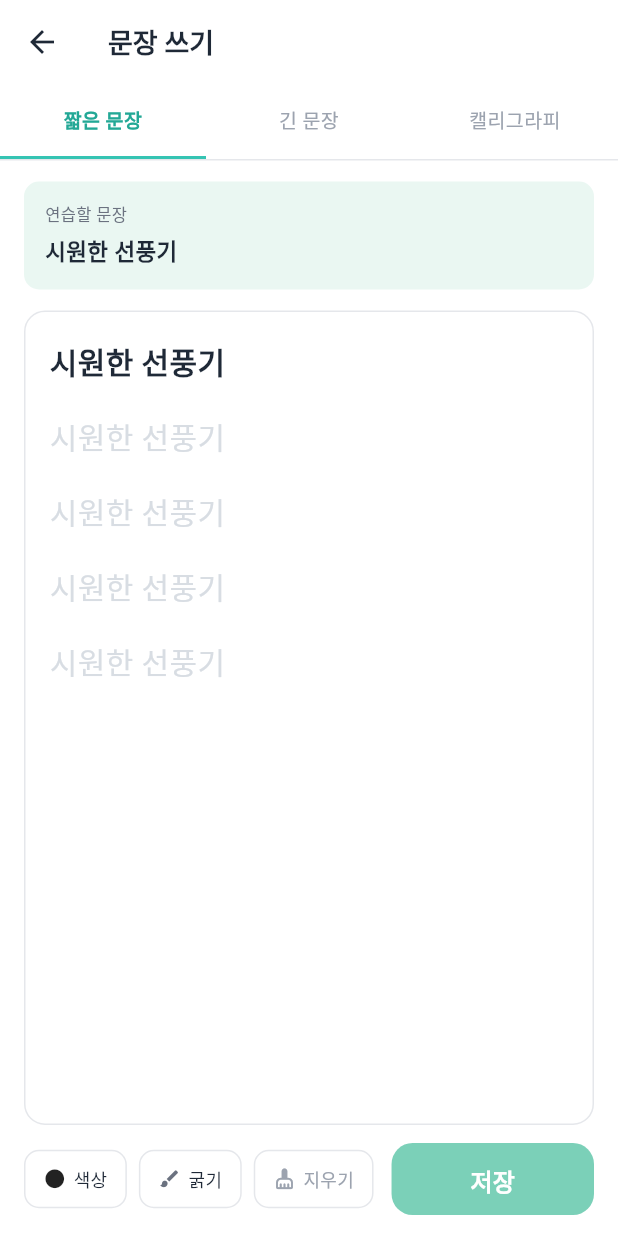
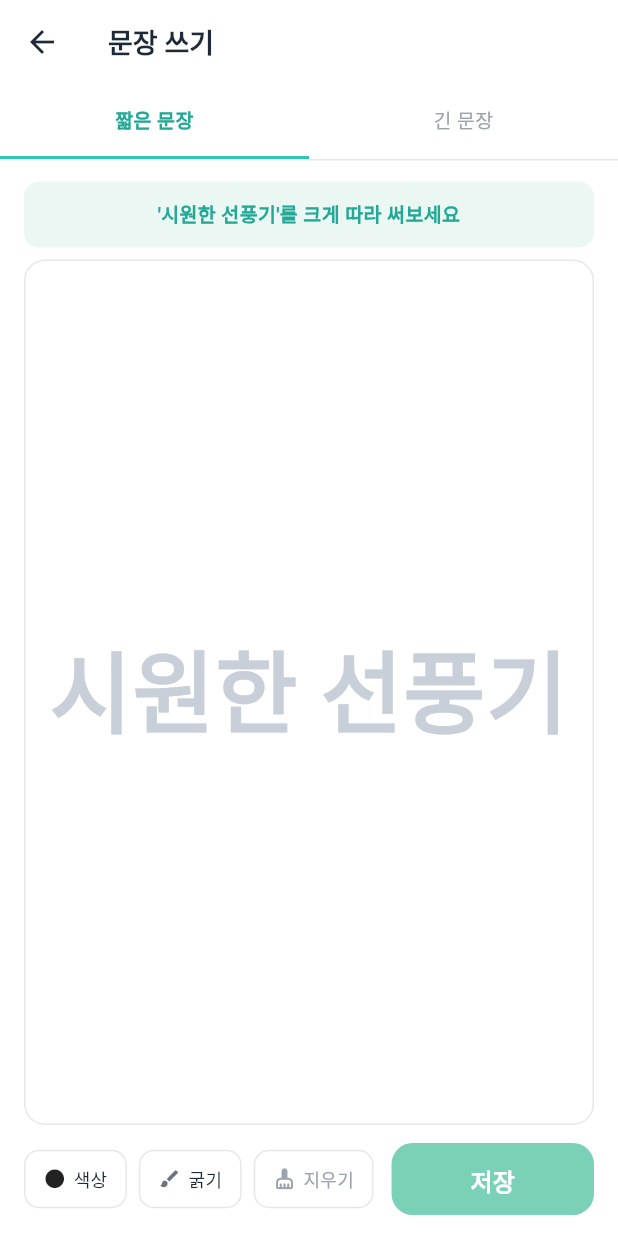
Before and after one commit to gmldbs3104/2026-hanium-project, a Flutter app: the SentencePracticeScreen screen opened by its route, on a phone screen of 412 x 824 dp. Run offline on Flutter 3.47's test engine with Material 3 defaults, Android fonts, the phone set to English and light mode, and no system bars; our stand-ins replace camera, firebase_analytics, firebase_auth, firebase_core, flutter_riverpod, go_router and 2 more; missing offline and left inert: dart:html; accounts and stored records are empty; network calls fail.

Commit message:
프론트: 문장 쓰기·성장 그래프 버그 수정, 캔버스 상세 정보 보강, 이미지 재촬영 버그 수정
- 문장 쓰기 가이드를 1회만 FittedBox로 확대 표시(짧은/긴 문장 공통), 캘리그라피 탭 제거
- 성장 그래프 CustomPaint 폭이 0으로 붕괴해 세로 선처럼 보이던 버그 수정
- 캔버스 상세 시트에 누락됐던 획방향·기울기 교정 문구 노출, 낱자 연습(성분 박스 없음)도
  캔버스 탭으로 상세 시트를 열 수 있도록 폴백 추가
- 이미지 모드 피드백 로딩 실패 시 "다시 시도"가 같은 실패를 반복하던 것을 "다시 촬영"으로
  바꿔 촬영 화면으로 복귀하도록 수정
- git 병합(632d461) 반영: 이미지 모드 바운딩 박스·채점 문구는 서버 판정 기반 원격 버전 채택
- DATA_FLOW.md/ai/STATUS.md의 낡은 "미해결" 서술을 실제 코드 상태에 맞게 갱신,
  backend/AI 쪽 미해결 3건(char_positions 스키마, 그룹핑 위치 매칭, 낱자 크기 채점)은
  FRONTEND_CHANGE.md에 정확한 수정 위치까지 기록만 하고 코드는 손대지 않음

Co-Authored-By: Claude Sonnet 5 <noreply@anthropic.com>
Claude-Session: https://claude.ai/code/session_01LF4xLX4GNhXCauYhTqHSDq

```diff
--- a/frontend/lib/features/practice/screens/sentence_practice_screen.dart
+++ b/frontend/lib/features/practice/screens/sentence_practice_screen.dart
@@ -1,3 +1,5 @@
+import 'dart:math' as math;
+
 import 'package:flutter/material.dart';
 import 'package:go_router/go_router.dart';
 import 'package:uuid/uuid.dart';
@@ -44,32 +46,53 @@ class _SentencePracticeScreenState extends State<SentencePracticeScreen> {
   int _colorIndex = 0;
   Color get _penColor => _palette[_colorIndex];
 
-  static const _tabs = ['짧은 문장', '긴 문장', '캘리그라피'];
+  static const _tabs = ['짧은 문장', '긴 문장'];
   // "짧은 문장" 탭은 완전한 문장이 아니라 형용사+명사 두 단어가 합쳐진 구(句)를
   // 보여준다(예: '시원한 선풍기') — 짧게 따라 쓰기 좋은 단위로 시작하기 위함.
   static const _sentences = [
     '시원한 선풍기',
     '천 리 길도 한 걸음부터 시작된다는 마음으로',
-    '오늘도 좋은 하루 되세요',
   ];
   int _tabIndex = 0;
   String get _sentence => _sentences[_tabIndex];
 
   static const _uuid = Uuid();
 
-  // 배경 첫 줄(진한 안내 문구)과 반드시 같은 값이어야 좌표가 실제 렌더링 위치와 일치한다.
+  // 배경 가이드 문구(딱 한 줄, FittedBox로 캔버스에 꽉 차게 확대)와 반드시 같은
+  // 값이어야 좌표가 실제 렌더링 위치와 일치한다 — fontSize 자체는 FittedBox가
+  // 다시 스케일하므로 무관하고, 패딩/텍스트 스타일(폰트 굵기 등)만 일치하면 된다.
   static const _guidePadding = EdgeInsets.symmetric(horizontal: 16, vertical: 18);
   static const _guideStyle =
-      TextStyle(fontSize: 20, fontWeight: FontWeight.w600, color: AppTheme.ink);
+      TextStyle(fontSize: 48, fontWeight: FontWeight.w700, color: Color(0xFFC9CFD8));
 
-  /// 배경 안내 문구(첫 줄)에서 글자별 렌더링 위치를 계산한다.
-  /// TextPainter로 문장 전체를 한 번 레이아웃한 뒤, 글자 하나씩 선택 영역의
-  /// 박스를 물어봐서 커닝을 반영한 실제 위치를 얻는다(문자 너비 합산 방식보다 정확).
+  /// [_guideStyle]로 잰 문장의 "원본 크기"를 캔버스에 [FittedBox]가 실제로
+  /// 그리는 배율로 변환한다. FittedBox(fit: contain, alignment: center)와
+  /// 정확히 같은 공식(가로/세로 중 더 빡빡한 비율)을 써야 좌표가 어긋나지 않는다.
+  double _guideScale(double availableWidth, double availableHeight, Size natural) {
+    if (availableWidth <= 0 || availableHeight <= 0 ||
+        natural.width <= 0 || natural.height <= 0) {
+      return 1.0;
+    }
+    return math.min(availableWidth / natural.width, availableHeight / natural.height);
+  }
+
+  /// 배경 가이드 문구에서 글자별 렌더링 위치(캔버스 기준 실제 좌표)를 계산한다.
+  /// TextPainter로 문장 전체를 한 번(줄바꿈 없이) 레이아웃해 원본 크기를 얻은 뒤,
+  /// [_guideScale]로 구한 배율과 FittedBox의 중앙 정렬 오프셋을 적용한다.
   List<Map<String, dynamic>> _computeCharPositions() {
     final painter = TextPainter(
       text: TextSpan(text: _sentence, style: _guideStyle),
       textDirection: TextDirection.ltr,
     )..layout();
+
+    final availableWidth = _canvasSize.width - _guidePadding.horizontal;
+    final availableHeight = _canvasSize.height - _guidePadding.vertical;
+    final scale = _guideScale(
+        availableWidth, availableHeight, Size(painter.width, painter.height));
+    final offsetX =
+        _guidePadding.left + (availableWidth - painter.width * scale) / 2;
+    final offsetY =
+        _guidePadding.top + (availableHeight - painter.height * scale) / 2;
 
     final positions = <Map<String, dynamic>>[];
     for (var i = 0; i < _sentence.length; i++) {
@@ -82,10 +105,10 @@ class _SentencePracticeScreenState extends State<SentencePracticeScreen> {
       positions.add({
         'char': _sentence[i],
         'index': i,
-        'x': _guidePadding.left + box.left,
-        'y': _guidePadding.top + box.top,
-        'width': box.right - box.left,
-        'height': box.bottom - box.top,
+        'x': offsetX + box.left * scale,
+        'y': offsetY + box.top * scale,
+        'width': (box.right - box.left) * scale,
+        'height': (box.bottom - box.top) * scale,
       });
     }
     return positions;
@@ -157,9 +180,6 @@ class _SentencePracticeScreenState extends State<SentencePracticeScreen> {
         metadata: metadata,
         targetText: _sentence.replaceAll(' ', ''),
         charPositions: _computeCharPositions(),
-        // 문장 연습에는 글자 한 칸짜리 획순 가이드가 없다(줄 위에 이어 쓴다).
-        // guideBox를 안 보내므로 크기는 '글자끼리 고른가'(상대 편차)로 채점된다 —
-        // 글자가 여러 개라 그 비교가 성립한다. 한 글자 연습과는 기준이 다르다.
       );
       if (mounted) {
         context.go('/feedback', extra: {
@@ -201,27 +221,21 @@ class _SentencePracticeScreenState extends State<SentencePracticeScreen> {
             _SentenceTabBar(
                 tabs: _tabs, index: _tabIndex, onSelect: _selectTab),
             Padding(
-              padding: const EdgeInsets.fromLTRB(16, 14, 16, 6),
+              padding: const EdgeInsets.fromLTRB(16, 14, 16, 0),
               child: Container(
                 width: double.infinity,
-                padding: const EdgeInsets.all(14),
+                padding: const EdgeInsets.symmetric(vertical: 12),
                 decoration: BoxDecoration(
                   color: AppTheme.mintSurface,
                   borderRadius: BorderRadius.circular(AppTheme.radiusSm),
                 ),
-                child: Column(
-                  crossAxisAlignment: CrossAxisAlignment.start,
-                  children: [
-                    const Text('연습할 문장',
-                        style: TextStyle(
-                            fontSize: 11, color: AppTheme.inkMuted)),
-                    const SizedBox(height: 4),
-                    Text(_sentence,
-                        style: const TextStyle(
-                            fontSize: 15,
-                            fontWeight: FontWeight.w700,
-                            color: AppTheme.ink)),
-                  ],
+                child: Text(
+                  "'$_sentence'를 크게 따라 써보세요",
+                  textAlign: TextAlign.center,
+                  style: const TextStyle(
+                      fontSize: 13,
+                      fontWeight: FontWeight.w600,
+                      color: AppTheme.primaryDark),
                 ),
               ),
             ),
@@ -248,26 +262,15 @@ class _SentencePracticeScreenState extends State<SentencePracticeScreen> {
                           Size(constraints.maxWidth, constraints.maxHeight);
                       return Stack(
                         children: [
-                          // 뒤: 따라쓰기 가이드 문장 (첫 줄 진하게, 이후 옅게)
+                          // 뒤: 따라쓰기 가이드 문장 — 한 번만, 캔버스 크기에 맞게
+                          // FittedBox로 확대(짧은 문장/긴 문장 모두 화면을 꽉 채운다).
                           Positioned.fill(
                             child: IgnorePointer(
                               child: Padding(
                                 padding: _guidePadding,
-                                child: Column(
-                                  crossAxisAlignment:
-                                      CrossAxisAlignment.start,
-                                  children: [
-                                    Text(_sentence, style: _guideStyle),
-                                    const SizedBox(height: 20),
-                                    for (var i = 0; i < 4; i++) ...[
-                                      Text(_sentence,
-                                          style: const TextStyle(
-                                              fontSize: 20,
-                                              fontWeight: FontWeight.w500,
-                                              color: Color(0xFFD8DDE3))),
-                                      const SizedBox(height: 20),
-                                    ],
-                                  ],
+                                child: FittedBox(
+                                  fit: BoxFit.contain,
+                                  child: Text(_sentence, style: _guideStyle),
                                 ),
                               ),
                             ),
```
Also changed, not shown: frontend/lib/features/dashboard/widgets/score_trend_chart.dart (+7 -16 lines), frontend/lib/features/feedback/screens/feedback_screen.dart (+73 -9 lines), 4 other files.
